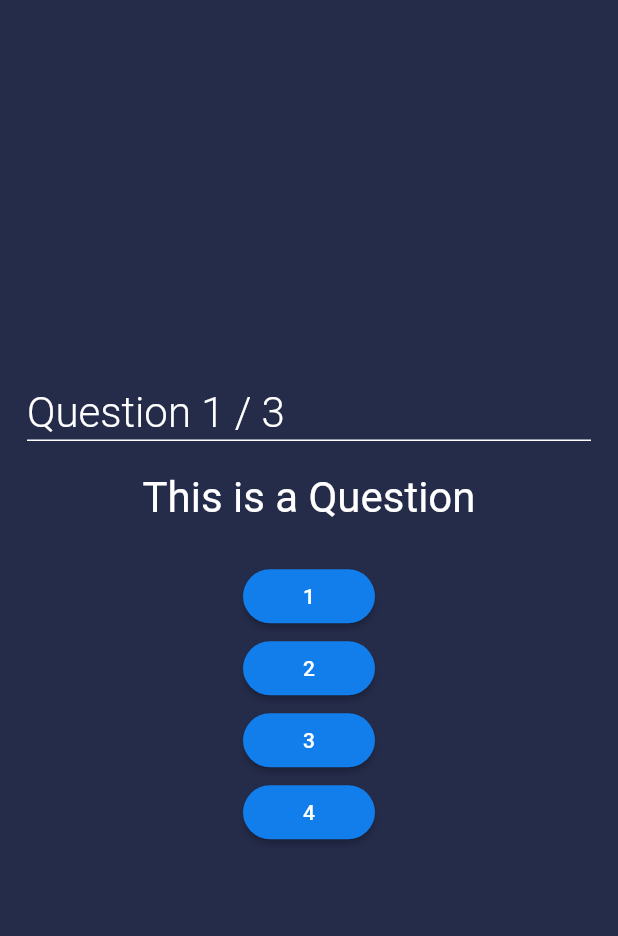
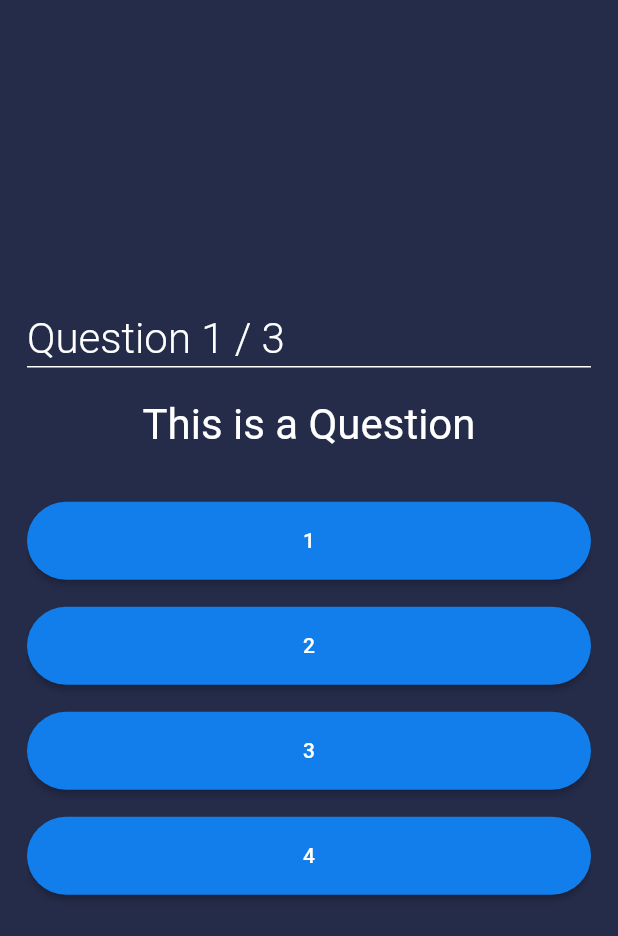
Before and after one commit to hashfx/quiz-app-flutter, a Flutter app: the screen it shows after launch, on a phone screen of 412 x 824 dp. Shown: the top 936 px of the screen. Run offline on Flutter 3.47's test engine with Material 2 defaults, Android fonts, the phone set to English and light mode, and no system bars.

Commit message:
improved buttons UI

```diff
--- a/lib/main.dart
+++ b/lib/main.dart
@@ -67,19 +67,24 @@ class _HomePageState extends State<HomePage> {
                     ),
 
                     SizedBox(
-                      height: 25.0,
+                      height: 35.0,
                     ),
 
                     // generate buttons for options
                     for (int i = 0; i < questions[index].answer!.length; i++)
-                      MaterialButton(
-                        shape: StadiumBorder(),
-                        color: secondaryColor,
-                        onPressed: () {},
-                        child: Text(questions[index].answer!.keys.toList()[i],
-                        style: TextStyle(color: Colors.white),
+                      Container(
+                        width: double.infinity,
+                        margin: EdgeInsets.only(bottom: 18.0),
+                        child: MaterialButton(
+                          shape: StadiumBorder(),
+                          color: secondaryColor,
+                          padding: EdgeInsets.symmetric(vertical: 18.0),
+                          onPressed: () {},
+                          child: Text(
+                            questions[index].answer!.keys.toList()[i],
+                            style: TextStyle(color: Colors.white),
+                          ),
                         ),
-
                       ),
                   ],
                 );
```
